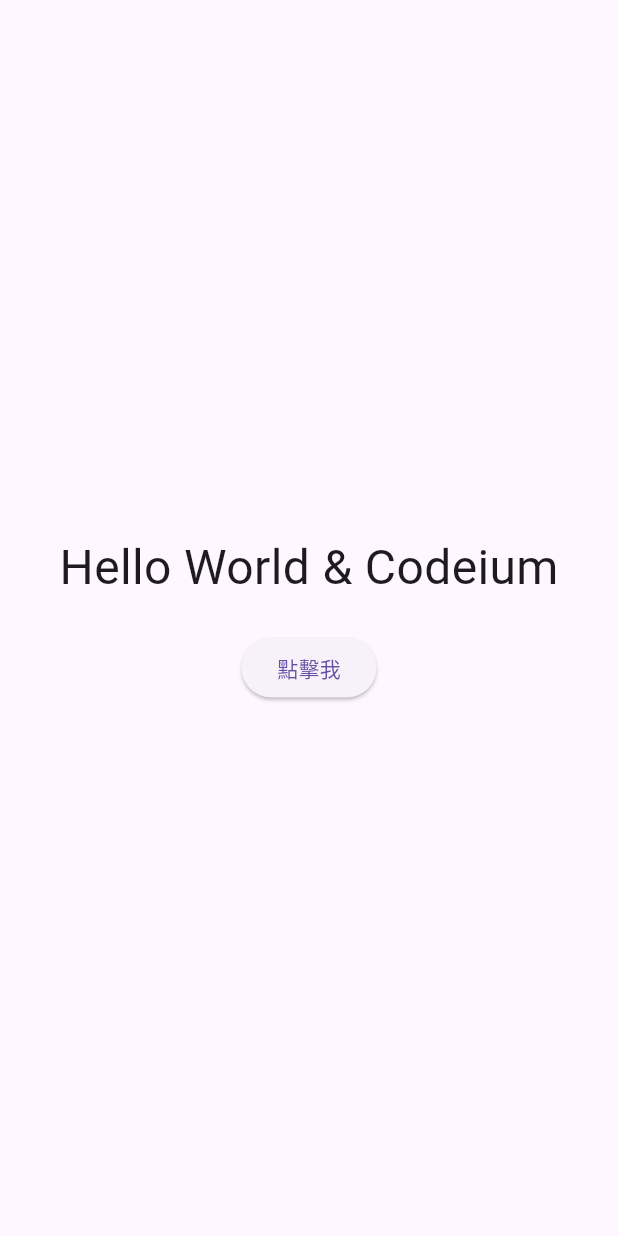
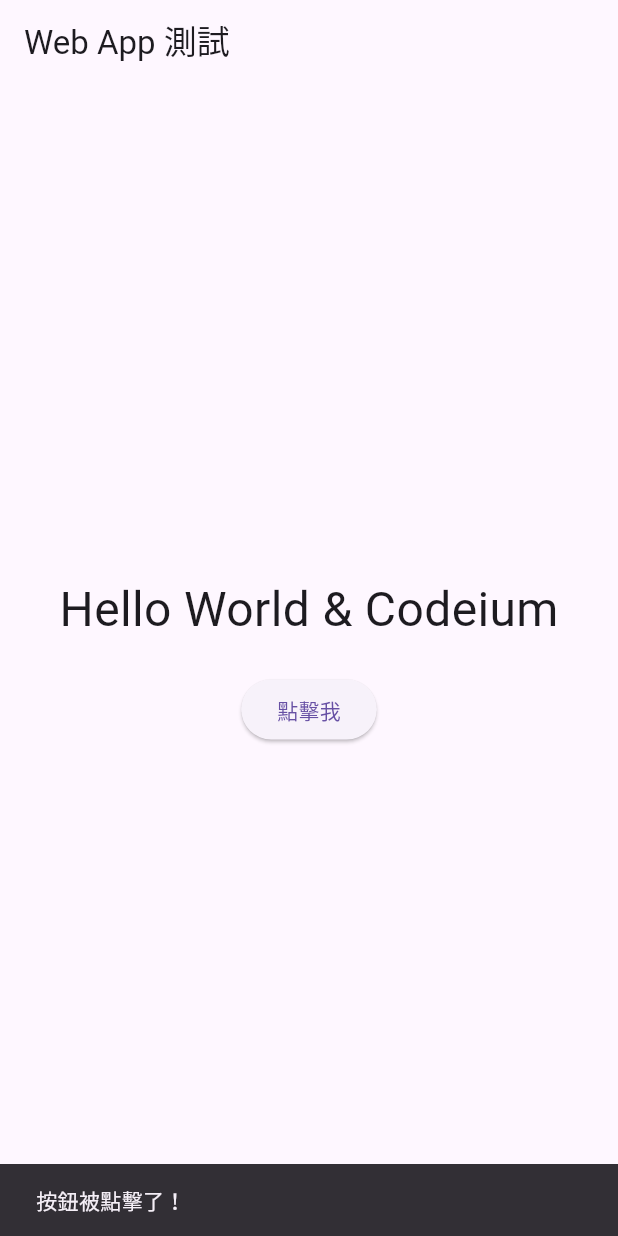
Before and after one commit to dave58914/web_app1, a Flutter app: the screen it shows after launch, after a tap on "點擊我", on a phone screen of 412 x 824 dp. Run offline on Flutter 3.47's test engine with Material 3 defaults, Android fonts, the phone set to English and light mode, and no system bars.

Commit message:
Refactor: Add MyApp class and show SnackBar on click

```diff
--- a/lib/main.dart
+++ b/lib/main.dart
@@ -1,29 +1,53 @@
 import 'package:flutter/material.dart';
 
 void main() {
-  runApp(
-    MaterialApp(
-      home: Scaffold(
+  runApp(const MyApp());
+}
+
+class MyApp extends StatelessWidget {
+  const MyApp({super.key});
+
+  @override
+  Widget build(BuildContext context) {
+    return MaterialApp(
+      title: 'Flutter Web Demo',
+      theme: ThemeData(primarySwatch: Colors.blue),
+      home: const MyHomePage(),
+    );
+  }
+}
+
+class MyHomePage extends StatefulWidget {
+  const MyHomePage({super.key});
+
+  @override
+  State<MyHomePage> createState() => _MyHomePageState();
+}
+
+class _MyHomePageState extends State<MyHomePage> {
+  @override
+  Widget build(BuildContext context) {
+    return Scaffold(
+      appBar: AppBar(title: const Text('Web App 測試')),
       body: Center(
         child: Column(
           mainAxisAlignment: MainAxisAlignment.center,
           children: [
-              const Text(
-                'Hello World & Codeium',
-                style: TextStyle(fontSize: 32),
-              ),
-              const SizedBox(height: 20), // 設定文字與按鈕之間的間距
+            const Text('Hello World & Codeium', style: TextStyle(fontSize: 32)),
+            const SizedBox(height: 20),
             ElevatedButton(
               onPressed: () {
-                  // 這裡編寫點擊按鈕後要執行的動作
-                  debugPrint('按鈕被點擊了！');
+                debugPrint('按鈕被點擊了！'); // 仍會在 F12 Console 顯示
+                // 在畫面上顯示 SnackBar
+                ScaffoldMessenger.of(
+                  context,
+                ).showSnackBar(const SnackBar(content: Text('按鈕被點擊了！')));
               },
               child: const Text('點擊我'),
             ),
           ],
         ),
       ),
-      ),
-    ),
     );
   }
+}
```
Lines whose indentation alone changed are shown as unchanged.
